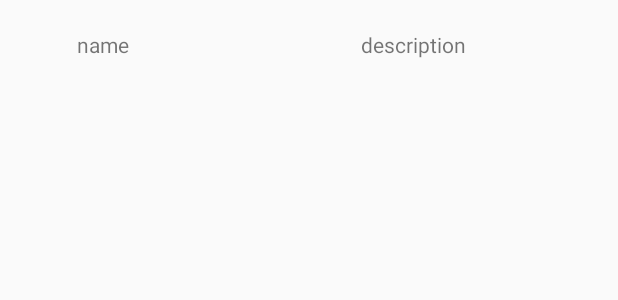
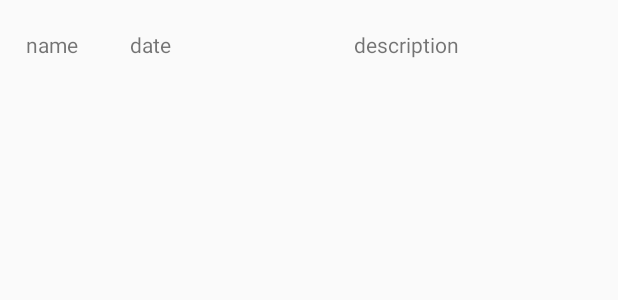
Before and after one commit to GBN18/your-potential, an Android app: the layout adaper_view_layout.xml on its own in the app's theme, with its tools: preview values and no code run, on a phone screen of 412 x 824 dp. Shown: the top 300 px of the screen. Run offline under Robolectric (Android 15) with nearby library versions, the phone set to English and light mode, and no system bars.

Commit message:
working listView

```diff
--- a/app/src/main/res/layout/adaper_view_layout.xml
+++ b/app/src/main/res/layout/adaper_view_layout.xml
@@ -1,34 +1,47 @@
 <?xml version="1.0" encoding="utf-8"?>
 <LinearLayout xmlns:android="http://schemas.android.com/apk/res/android"
-    android:orientation="horizontal"
     android:layout_width="match_parent"
     android:layout_height="match_parent"
+    android:orientation="horizontal"
     android:weightSum="100">
 
+    <TextView
+        android:id="@+id/tvName"
+        android:layout_width="70dp"
+        android:layout_height="60dp"
+        android:gravity="center"
+        android:text="name"
+        android:textAlignment="center"></TextView>
 
-    <TextView
-        android:layout_width="match_parent"
-        android:text="name"
-        android:layout_height="60dp"
-        android:id="@+id/tvName"
-        android:layout_weight="66.6"
-        android:gravity="center"
-        android:textAlignment="center">
-    </TextView>
+    <LinearLayout
+        android:layout_width="60dp"
+        android:layout_height="wrap_content"
+        android:orientation="horizontal">
+
+        <TextView
+            android:id="@+id/tvDate"
+            android:layout_width="match_parent"
+            android:layout_height="60dp"
+            android:layout_weight="43"
+            android:gravity="center"
+            android:text="date"
+            android:textAlignment="center"></TextView>
+
+    </LinearLayout>
 
     <LinearLayout
         android:layout_width="match_parent"
         android:layout_height="wrap_content"
-        android:orientation="vertical"
-        android:layout_weight="33.3">
+        android:orientation="horizontal"
+        android:weightSum="100">
 
         <TextView
+            android:id="@+id/tvDescription"
+            android:layout_weight="66"
             android:layout_width="match_parent"
-            android:text="description"
             android:layout_height="60dp"
-            android:id="@+id/tvDescription"
-            android:gravity="center">
-        </TextView>
+            android:gravity="center"
+            android:text="description"></TextView>
 
     </LinearLayout>
 
```
